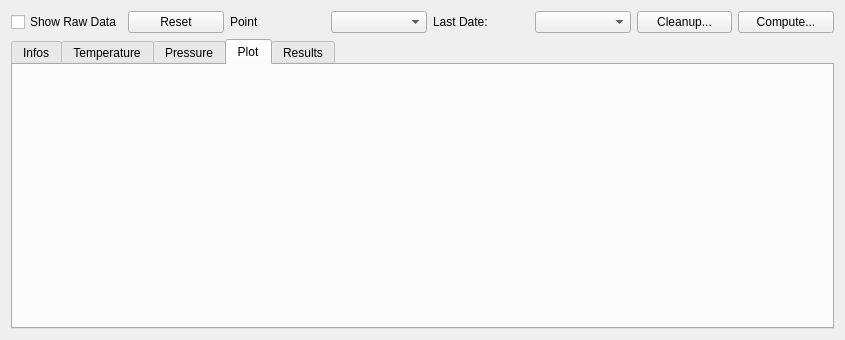
leamailhol/MOLO-projet-interface, file molonari_data/molonaviz/datapointview.ui: the form before one commit.
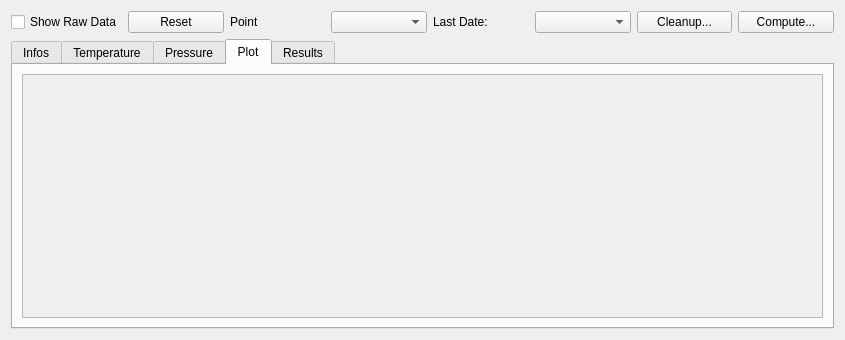
The form after the commit. The open tabs and pages were chosen to show the change. Icons and pictures are not drawn.

```diff
--- a/molonari_data/molonaviz/datapointview.ui
+++ b/molonari_data/molonaviz/datapointview.ui
@@ -184,17 +184,21 @@
       </attribute>
       <layout class="QVBoxLayout" name="verticalLayout_3">
        <item>
-        <widget class="QLabel" name="labelPlotTemp">
-         <property name="text">
-          <string/>
+        <widget class="QScrollArea" name="scrollArea_2">
+         <property name="widgetResizable">
+          <bool>true</bool>
          </property>
-        </widget>
-       </item>
-       <item>
-        <widget class="QLabel" name="labelPlotPressure">
-         <property name="text">
-          <string/>
-         </property>
+         <widget class="QWidget" name="widgetPlot">
+          <property name="geometry">
+           <rect>
+            <x>0</x>
+            <y>0</y>
+            <width>415</width>
+            <height>266</height>
+           </rect>
+          </property>
+          <layout class="QVBoxLayout" name="layoutMeasuresTemp"/>
+         </widget>
         </widget>
        </item>
       </layout>
```
